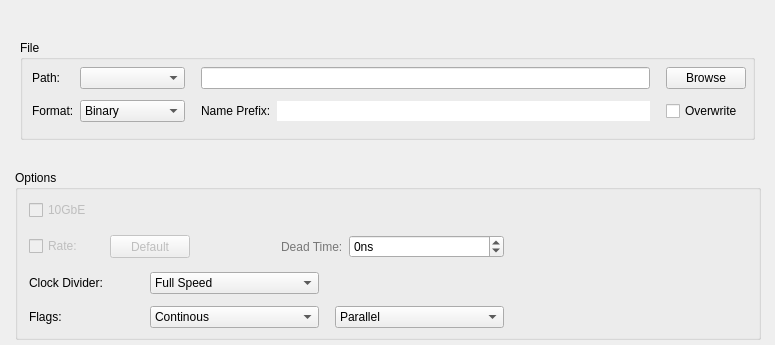
Qt form slsDetectorGui/forms/form_tab_dataoutput.ui (slsdetectorgroup/slsDetectorPackage) before a commit.
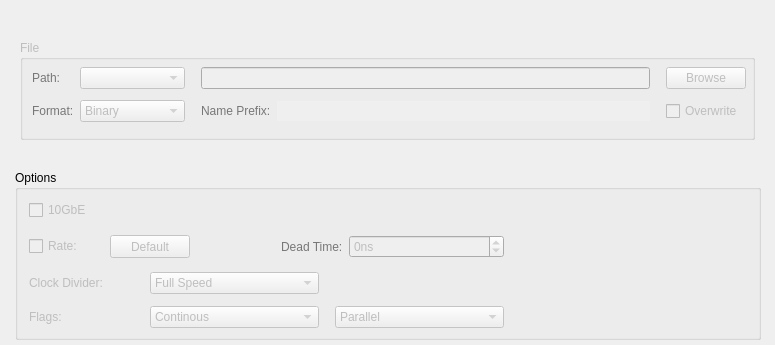
The same form after that commit. Icons and pictures are not drawn.

Diff of the .ui file:
```diff
--- a/slsDetectorGui/forms/form_tab_dataoutput.ui
+++ b/slsDetectorGui/forms/form_tab_dataoutput.ui
@@ -145,6 +145,9 @@
      </item>
      <item row="1" column="5" colspan="2">
       <widget class="QSpinBox" name="spinDeadTime">
+       <property name="enabled">
+        <bool>false</bool>
+       </property>
        <property name="sizePolicy">
         <sizepolicy hsizetype="Preferred" vsizetype="Fixed">
          <horstretch>0</horstretch>
@@ -216,6 +219,9 @@
     </layout>
    </widget>
    <widget class="QWidget" name="widgetEiger" native="true">
+    <property name="enabled">
+     <bool>false</bool>
+    </property>
     <property name="geometry">
      <rect>
       <x>3</x>
@@ -366,6 +372,9 @@
    </widget>
   </widget>
   <widget class="QGroupBox" name="boxFileWriteEnabled">
+   <property name="enabled">
+    <bool>false</bool>
+   </property>
    <property name="geometry">
     <rect>
      <x>20</x>
```
Left out of the diff: 8 changed lines with no effect on the pictures.
